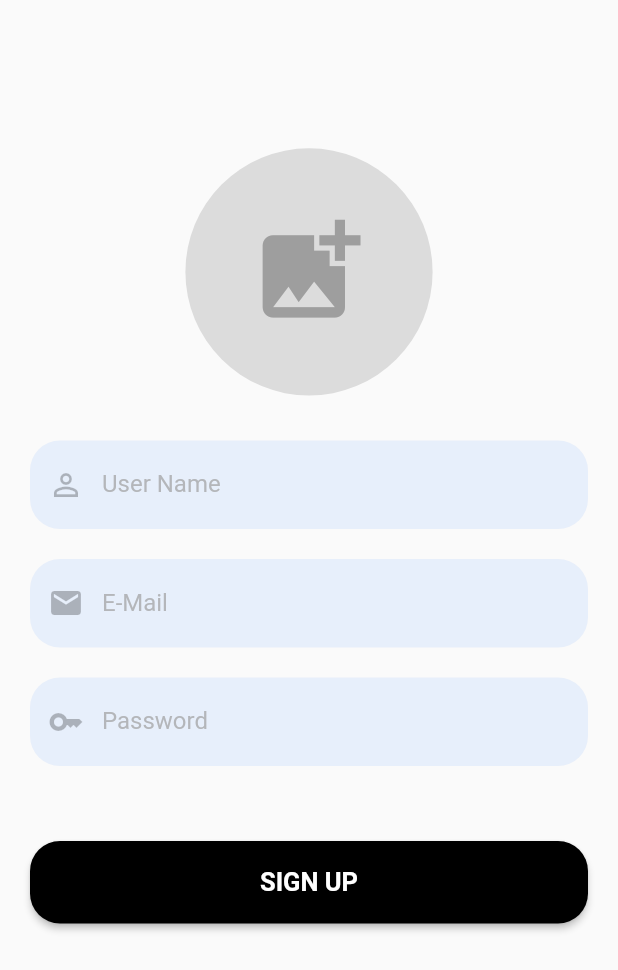
After one commit to MuhammetVural/BotanikBahcem, a Flutter app: the RegisterPage screen opened directly, on a phone screen of 412 x 824 dp. The commit adds this screen. Shown: the top 970 px of the screen. Run offline on Flutter 3.47's test engine with Material 2 defaults, Android fonts, the phone set to English and light mode, and no system bars; our stand-ins replace cloud_firestore, firebase_auth, firebase_core, firebase_storage, image_picker, shared_preferences; accounts and stored records are empty.

Commit message:
register ekranı oluşturuldu pick_image eklendi

```diff
--- a/lib/features/login/presentation/widgets/error_dialog.dart
+++ b/lib/features/login/presentation/widgets/error_dialog.dart
@@ -1,4 +1,4 @@
-import 'package:delivery_by_bike_sellers/widgets/reuseable_widget.dart';
+import '../widgets/reuseable_widget.dart';
 import 'package:flutter/material.dart';
 
 class ErrorDialog extends StatelessWidget {
--- /dev/null
+++ b/lib/features/register/presentation/pages/register_page.dart
@@ -0,0 +1,225 @@
+import 'dart:io';
+import 'package:botanik_bahcem/features/home/presentation/pages/home_page.dart';
+import 'package:image_picker/image_picker.dart';
+import 'package:shared_preferences/shared_preferences.dart';
+import 'package:cloud_firestore/cloud_firestore.dart';
+
+import 'package:firebase_auth/firebase_auth.dart';
+
+import 'package:flutter/material.dart';
+import 'package:firebase_storage/firebase_storage.dart' as fStorage;
+import 'package:path/path.dart' as Path;
+
+import '../../../../core/global/global.dart';
+import '../../../login/presentation/widgets/error_dialog.dart';
+import '../../../login/presentation/widgets/loading_dialog.dart';
+import '../../../login/presentation/widgets/reuseable_widget.dart';
+
+
+
+
+
+class RegisterPage extends StatefulWidget {
+  const RegisterPage({Key? key}) : super(key: key);
+
+  @override
+  State<RegisterPage> createState() => _RegisterPageState();
+}
+
+class _RegisterPageState extends State<RegisterPage> {
+  TextEditingController _passwordTextController = TextEditingController();
+  TextEditingController _emailTextController = TextEditingController();
+  TextEditingController _userNameTextController = TextEditingController();
+  TextEditingController _locationTextController = TextEditingController();
+
+  XFile? imageXFile;
+  final ImagePicker _picker = ImagePicker();
+
+
+  String sellerImageUrl = "";
+  String completeAddress = "";
+
+  Future<void> _getImage() async {
+    imageXFile = await _picker.pickImage(source: ImageSource.gallery);
+
+    setState(() {
+      imageXFile;
+    });
+  }
+
+
+  Future<void> formValidation() async {
+    if (imageXFile == null) {
+      showDialog(
+          context: context,
+          builder: (c) {
+            return const ErrorDialog(
+              message: "Please select an image",
+            );
+          });
+    } else {
+      if (_passwordTextController.text.isNotEmpty &&
+          _locationTextController.text.isNotEmpty &&
+          _emailTextController.text.isNotEmpty &&
+          _userNameTextController.text.isNotEmpty) {
+        showDialog(
+            context: context,
+            builder: (c) {
+              {
+                return const LoadingDialog(
+                  message: "Registering Account",
+                );
+              }
+            });
+
+
+
+        String fileName = DateTime.now().microsecondsSinceEpoch.toString();
+        fStorage.Reference reference = fStorage.FirebaseStorage.instance
+            .ref()
+            .child('users')
+            .child(fileName);
+        fStorage.UploadTask uploadTask =
+            reference.putFile(File(imageXFile!.path));
+        fStorage.TaskSnapshot taskSnapshot =
+            await uploadTask.whenComplete(() {});
+        await taskSnapshot.ref.getDownloadURL().then((url) {
+          sellerImageUrl = url;
+          authenticateSellerAndSignUp();
+        });
+      } else {
+        showDialog(
+            context: context,
+            builder: (c) {
+              return const ErrorDialog(
+                message: "Please write complete required full info",
+              );
+            });
+      }
+    }
+  }
+
+  void authenticateSellerAndSignUp() async {
+    User? currentUser;
+
+    await fAuth
+        .createUserWithEmailAndPassword(
+      email: _emailTextController.text.trim(),
+      password: _passwordTextController.text.trim(),
+    )
+        .then((auth) {
+      currentUser = auth.user;
+    }).catchError((error) {
+      Navigator.pop(context);
+      showDialog(
+          context: context,
+          builder: (c) {
+            return ErrorDialog(
+              message: error.message.toString(),
+            );
+          });
+    });
+
+    if (currentUser != null) {
+      saveDataToFirestore(currentUser!).then((value) {
+        Navigator.pop(context);
+        //send user to homePage
+        Route newRoute = MaterialPageRoute(builder: (c) => const HomePage());
+        Navigator.pushReplacement(context, newRoute);
+      });
+    }
+  }
+
+  Future saveDataToFirestore(User currentUser) async {
+    FirebaseFirestore.instance.collection("sellers").doc(currentUser.uid).set({
+      "sellerUID": currentUser.uid,
+      "sellerEmail": currentUser.email,
+      "sellerName": _userNameTextController.text.trim(),
+      "sellerAvatarUrl": sellerImageUrl,
+      "status": "approved",
+
+
+    });
+
+    //save data locally
+    sharedPreferences = await SharedPreferences.getInstance();
+    await sharedPreferences!.setString("uid", currentUser.uid);
+    await sharedPreferences!.setString("email", currentUser.email.toString());
+    await sharedPreferences!
+        .setString("name", _userNameTextController.text.trim());
+    await sharedPreferences!.setString("photoUrl", sellerImageUrl);
+  }
+
+  @override
+  Widget build(BuildContext context) {
+    return Scaffold(
+      resizeToAvoidBottomInset: false,
+      body: Container(
+        width: MediaQuery.of(context).size.width,
+        height: MediaQuery.of(context).size.height,
+        child: Padding(
+          padding: EdgeInsets.fromLTRB(
+              20, MediaQuery.of(context).size.height * 0.12, 20, 0),
+          child: Column(
+            children: <Widget>[
+              InkWell(
+                onTap: () {
+                  _getImage();
+                },
+                child: CircleAvatar(
+                  radius: MediaQuery.of(context).size.width * 0.20,
+                  backgroundColor: Colors.black12,
+                  backgroundImage: imageXFile == null
+                      ? null
+                      : FileImage(File(imageXFile!.path)),
+                  child: imageXFile == null
+                      ? Icon(
+                          Icons.add_photo_alternate,
+                          size: MediaQuery.of(context).size.width * 0.20,
+                          color: Colors.grey,
+                        )
+                      : null,
+                ),
+              ),
+              SizedBox(height: 30),
+              reuseableTextField('User Name', Icons.person_outline, false, true,
+                  _userNameTextController),
+              SizedBox(height: 20),
+              reuseableTextField(
+                  'E-Mail', Icons.mail, false, true, _emailTextController),
+              SizedBox(height: 20),
+              reuseableTextField(
+                  'Password', Icons.key, true, true, _passwordTextController),
+              SizedBox(height: 40),
+              signInSignOutButton(context, false, () {
+                formValidation();
+
+                // FirebaseAuth.instance
+                //     .createUserWithEmailAndPassword(
+                //     email: _emailTextController.text,
+                //     password: _passwordTextController.text)
+                //     .then((value) {
+                //   ScaffoldMessenger.of(context).showSnackBar(SnackBar(
+                //     content: Text('Created New Account'),
+                //   ));
+                //   print("Created New Account");
+                //
+                //   Navigator.push(
+                //       context,
+                //       MaterialPageRoute(
+                //           builder: (context) => const HomeScreen()));
+                // }).onError((error, stackTrace) {
+                //   print("Error ${error.toString()}");
+                //   ScaffoldMessenger.of(context).showSnackBar(SnackBar(
+                //     content: Text('Error ${error.toString()}'),
+                //   ));
+                // }
+                //  );
+              }),
+            ],
+          ),
+        ),
+      ),
+    );
+  }
+}
--- a/pubspec.yaml
+++ b/pubspec.yaml
@@ -35,6 +35,9 @@ dependencies:
   # The following adds the Cupertino Icons font to your application.
   # Use with the CupertinoIcons class for iOS style icons.
   cupertino_icons: ^1.0.2
+
+  #image işlemleri
+  image_picker: ^0.8.6
 
   #firebase işlemleri
   firebase_core: ^2.1.1
```
Also changed, not shown: pubspec.lock.
